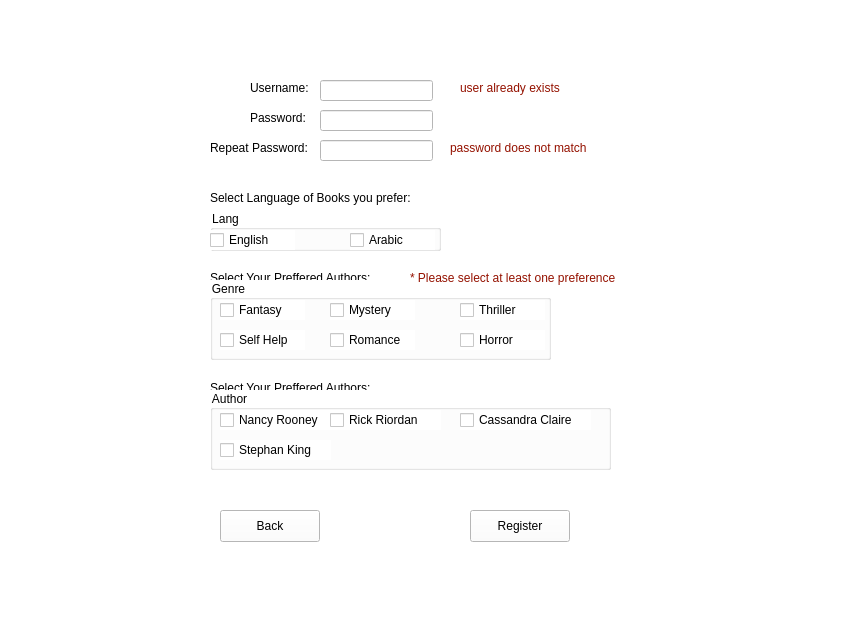
The window that MEDAD/registerwindow.ui (yomnahisham/CSCE1102-LabProject) describes before a commit, drawn with Qt 5.
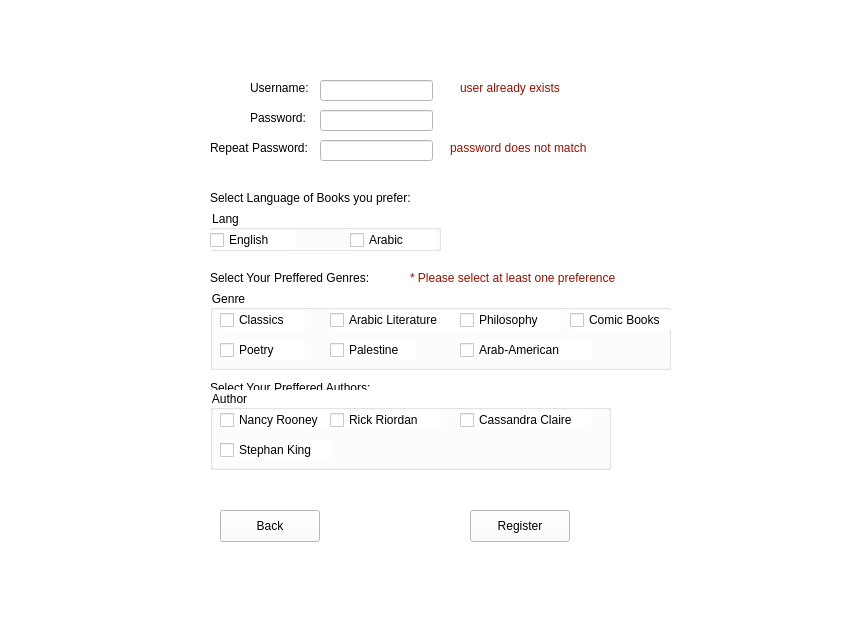
The same window after the commit.

Commit message: genres fixed, preff loaded

```diff
--- a/MEDAD/registerwindow.ui
+++ b/MEDAD/registerwindow.ui
@@ -197,15 +197,15 @@
     </rect>
    </property>
    <property name="text">
-    <string>Select Your Preffered Authors:</string>
+    <string>Select Your Preffered Genres:</string>
    </property>
   </widget>
   <widget class="QGroupBox" name="genreL">
    <property name="geometry">
     <rect>
      <x>210</x>
-     <y>280</y>
-     <width>341</width>
+     <y>290</y>
+     <width>461</width>
      <height>80</height>
     </rect>
    </property>
@@ -222,7 +222,7 @@
      </rect>
     </property>
     <property name="text">
-     <string>Fantasy</string>
+     <string>Classics</string>
     </property>
    </widget>
    <widget class="QCheckBox" name="mystery">
@@ -230,12 +230,12 @@
      <rect>
       <x>120</x>
       <y>20</y>
-      <width>85</width>
+      <width>131</width>
       <height>20</height>
      </rect>
     </property>
     <property name="text">
-     <string>Mystery</string>
+     <string>Arabic Literature</string>
     </property>
    </widget>
    <widget class="QCheckBox" name="thriller">
@@ -243,12 +243,12 @@
      <rect>
       <x>250</x>
       <y>20</y>
-      <width>85</width>
+      <width>101</width>
       <height>20</height>
      </rect>
     </property>
     <property name="text">
-     <string>Thriller</string>
+     <string>Philosophy</string>
     </property>
    </widget>
    <widget class="QCheckBox" name="selfHelp">
@@ -261,7 +261,7 @@
      </rect>
     </property>
     <property name="text">
-     <string>Self Help</string>
+     <string>Poetry</string>
     </property>
    </widget>
    <widget class="QCheckBox" name="romance">
@@ -274,7 +274,7 @@
      </rect>
     </property>
     <property name="text">
-     <string>Romance</string>
+     <string>Palestine</string>
     </property>
    </widget>
    <widget class="QCheckBox" name="horror">
@@ -282,12 +282,25 @@
      <rect>
       <x>250</x>
       <y>50</y>
-      <width>85</width>
+      <width>131</width>
       <height>20</height>
      </rect>
     </property>
     <property name="text">
-     <string>Horror</string>
+     <string>Arab-American</string>
+    </property>
+   </widget>
+   <widget class="QCheckBox" name="comic">
+    <property name="geometry">
+     <rect>
+      <x>360</x>
+      <y>20</y>
+      <width>101</width>
+      <height>20</height>
+     </rect>
+    </property>
+    <property name="text">
+     <string>Comic Books</string>
     </property>
    </widget>
   </widget>
```
Left out of the diff: 12 changed lines with no effect on the pictures. The commit also changes 108 other files.
